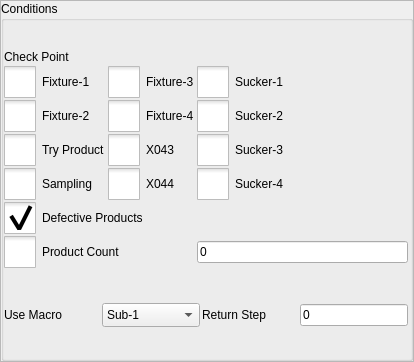
Above: hcinstruction/ichcconditionpage_5.ui from dongdong-2009/3-5AxisRobot before the change. Below: the same form after it.
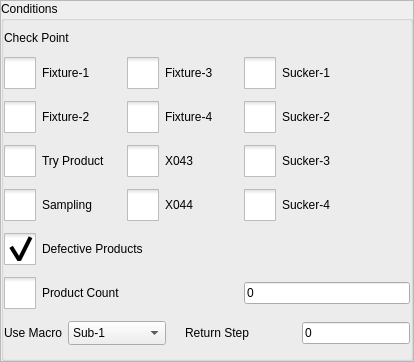
That is the form after the change. Icons and pictures are not drawn. Custom widgets are drawn as their Qt base class.

```diff
--- a/hcinstruction/ichcconditionpage_5.ui
+++ b/hcinstruction/ichcconditionpage_5.ui
@@ -40,7 +40,7 @@
      <property name="title">
       <string>Conditions</string>
      </property>
-     <layout class="QGridLayout" name="gridLayout_2">
+     <layout class="QGridLayout" name="gridLayout">
       <property name="leftMargin">
        <number>0</number>
       </property>
@@ -48,23 +48,31 @@
        <number>0</number>
       </property>
       <property name="rightMargin">
-       <number>2</number>
+       <number>0</number>
       </property>
       <property name="bottomMargin">
        <number>0</number>
       </property>
-      <property name="horizontalSpacing">
+      <property name="verticalSpacing">
        <number>2</number>
       </property>
-      <item row="0" column="0" colspan="4">
-       <layout class="QGridLayout" name="gridLayout">
-        <property name="spacing">
-         <number>2</number>
+      <item row="0" column="0" colspan="2">
+       <widget class="QLabel" name="label">
+        <property name="sizePolicy">
+         <sizepolicy hsizetype="Preferred" vsizetype="Fixed">
+          <horstretch>0</horstretch>
+          <verstretch>0</verstretch>
+         </sizepolicy>
         </property>
-        <item row="1" column="0">
-         <widget class="QCheckBox" name="fixture1Box">
-          <property name="styleSheet">
-           <string notr="true">::indicator {
+        <property name="text">
+         <string>Check Point</string>
+        </property>
+       </widget>
+      </item>
+      <item row="1" column="0" colspan="2">
+       <widget class="QCheckBox" name="fixture1Box">
+        <property name="styleSheet">
+         <string notr="true">::indicator {
      width: 32px;
      height: 32px;
  }
@@ -87,16 +95,16 @@
 {
  image: url(:/resource/check_unchecked_disable.png);
 }</string>
-          </property>
-          <property name="text">
-           <string>Fixture-1</string>
-          </property>
-         </widget>
-        </item>
-        <item row="6" column="0" colspan="2">
-         <widget class="QCheckBox" name="productCountBox">
-          <property name="styleSheet">
-           <string notr="true">::indicator {
+        </property>
+        <property name="text">
+         <string>Fixture-1</string>
+        </property>
+       </widget>
+      </item>
+      <item row="1" column="2" colspan="2">
+       <widget class="QCheckBox" name="fixture3Box">
+        <property name="styleSheet">
+         <string notr="true">::indicator {
      width: 32px;
      height: 32px;
  }
@@ -119,29 +127,16 @@
 {
  image: url(:/resource/check_unchecked_disable.png);
 }</string>
-          </property>
-          <property name="text">
-           <string>Product Count</string>
-          </property>
-         </widget>
-        </item>
-        <item row="0" column="0">
-         <widget class="QLabel" name="label">
-          <property name="sizePolicy">
-           <sizepolicy hsizetype="Preferred" vsizetype="Fixed">
-            <horstretch>0</horstretch>
-            <verstretch>0</verstretch>
-           </sizepolicy>
-          </property>
-          <property name="text">
-           <string>Check Point</string>
-          </property>
-         </widget>
-        </item>
-        <item row="1" column="1">
-         <widget class="QCheckBox" name="fixture3Box">
-          <property name="styleSheet">
-           <string notr="true">::indicator {
+        </property>
+        <property name="text">
+         <string>Fixture-3</string>
+        </property>
+       </widget>
+      </item>
+      <item row="1" column="4" colspan="2">
+       <widget class="QCheckBox" name="sucker1Box">
+        <property name="styleSheet">
+         <string notr="true">::indicator {
      width: 32px;
      height: 32px;
  }
@@ -164,16 +159,16 @@
 {
  image: url(:/resource/check_unchecked_disable.png);
 }</string>
-          </property>
-          <property name="text">
-           <string>Fixture-3</string>
-          </property>
-         </widget>
-        </item>
-        <item row="2" column="2">
-         <widget class="QCheckBox" name="sucker2Box">
-          <property name="styleSheet">
-           <string notr="true">::indicator {
+        </property>
+        <property name="text">
+         <string>Sucker-1</string>
+        </property>
+       </widget>
+      </item>
+      <item row="2" column="0" colspan="2">
+       <widget class="QCheckBox" name="fixture2Box">
+        <property name="styleSheet">
+         <string notr="true">::indicator {
      width: 32px;
      height: 32px;
  }
@@ -196,16 +191,16 @@
 {
  image: url(:/resource/check_unchecked_disable.png);
 }</string>
-          </property>
-          <property name="text">
-           <string>Sucker-2</string>
-          </property>
-         </widget>
-        </item>
-        <item row="2" column="0">
-         <widget class="QCheckBox" name="fixture2Box">
-          <property name="styleSheet">
-           <string notr="true">::indicator {
+        </property>
+        <property name="text">
+         <string>Fixture-2</string>
+        </property>
+       </widget>
+      </item>
+      <item row="2" column="2" colspan="2">
+       <widget class="QCheckBox" name="fixture4Box">
+        <property name="styleSheet">
+         <string notr="true">::indicator {
      width: 32px;
      height: 32px;
  }
@@ -228,23 +223,16 @@
 {
  image: url(:/resource/check_unchecked_disable.png);
 }</string>
-          </property>
-          <property name="text">
-           <string>Fixture-2</string>
-          </property>
-         </widget>
-        </item>
-        <item row="6" column="2">
-         <widget class="ICLineEditWithVirtualNumericKeypad" name="moldCountEdit">
-          <property name="text">
-           <string notr="true">0</string>
-          </property>
-         </widget>
-        </item>
-        <item row="1" column="2">
-         <widget class="QCheckBox" name="sucker1Box">
-          <property name="styleSheet">
-           <string notr="true">::indicator {
+        </property>
+        <property name="text">
+         <string>Fixture-4</string>
+        </property>
+       </widget>
+      </item>
+      <item row="2" column="4" colspan="2">
+       <widget class="QCheckBox" name="sucker2Box">
+        <property name="styleSheet">
+         <string notr="true">::indicator {
      width: 32px;
      height: 32px;
  }
@@ -267,28 +255,16 @@
 {
  image: url(:/resource/check_unchecked_disable.png);
 }</string>
-          </property>
-          <property name="text">
-           <string>Sucker-1</string>
-          </property>
-         </widget>
-        </item>
-        <item row="5" column="0" colspan="3">
-         <widget class="QCheckBox" name="defectiveProductsBox">
-          <property name="sizePolicy">
-           <sizepolicy hsizetype="Fixed" vsizetype="Fixed">
-            <horstretch>0</horstretch>
-            <verstretch>0</verstretch>
-           </sizepolicy>
-          </property>
-          <property name="minimumSize">
-           <size>
-            <width>20</width>
-            <height>0</height>
-           </size>
-          </property>
-          <property name="styleSheet">
-           <string notr="true">::indicator {
+        </property>
+        <property name="text">
+         <string>Sucker-2</string>
+        </property>
+       </widget>
+      </item>
+      <item row="3" column="0" colspan="2">
+       <widget class="QCheckBox" name="tryProductBox">
+        <property name="styleSheet">
+         <string notr="true">::indicator {
      width: 32px;
      height: 32px;
  }
@@ -311,19 +287,16 @@
 {
  image: url(:/resource/check_unchecked_disable.png);
 }</string>
-          </property>
-          <property name="text">
-           <string>Defective Products</string>
-          </property>
-          <property name="checked">
-           <bool>true</bool>
-          </property>
-         </widget>
-        </item>
-        <item row="2" column="1">
-         <widget class="QCheckBox" name="fixture4Box">
-          <property name="styleSheet">
-           <string notr="true">::indicator {
+        </property>
+        <property name="text">
+         <string>Try Product</string>
+        </property>
+       </widget>
+      </item>
+      <item row="3" column="2" colspan="2">
+       <widget class="QCheckBox" name="x043checkBox">
+        <property name="styleSheet">
+         <string notr="true">::indicator {
      width: 32px;
      height: 32px;
  }
@@ -346,16 +319,16 @@
 {
  image: url(:/resource/check_unchecked_disable.png);
 }</string>
-          </property>
-          <property name="text">
-           <string>Fixture-4</string>
-          </property>
-         </widget>
-        </item>
-        <item row="4" column="0">
-         <widget class="QCheckBox" name="samplingBox">
-          <property name="styleSheet">
-           <string notr="true">::indicator {
+        </property>
+        <property name="text">
+         <string>X043</string>
+        </property>
+       </widget>
+      </item>
+      <item row="3" column="4" colspan="2">
+       <widget class="QCheckBox" name="sucker3Box">
+        <property name="styleSheet">
+         <string notr="true">::indicator {
      width: 32px;
      height: 32px;
  }
@@ -378,16 +351,16 @@
 {
  image: url(:/resource/check_unchecked_disable.png);
 }</string>
-          </property>
-          <property name="text">
-           <string>Sampling</string>
-          </property>
-         </widget>
-        </item>
-        <item row="3" column="1">
-         <widget class="QCheckBox" name="x043checkBox">
-          <property name="styleSheet">
-           <string notr="true">::indicator {
+        </property>
+        <property name="text">
+         <string>Sucker-3</string>
+        </property>
+       </widget>
+      </item>
+      <item row="4" column="0" colspan="2">
+       <widget class="QCheckBox" name="samplingBox">
+        <property name="styleSheet">
+         <string notr="true">::indicator {
      width: 32px;
      height: 32px;
  }
@@ -410,16 +383,16 @@
 {
  image: url(:/resource/check_unchecked_disable.png);
 }</string>
-          </property>
-          <property name="text">
-           <string>X043</string>
-          </property>
-         </widget>
-        </item>
-        <item row="4" column="1">
-         <widget class="QCheckBox" name="x044checkBox">
-          <property name="styleSheet">
-           <string notr="true">::indicator {
+        </property>
+        <property name="text">
+         <string>Sampling</string>
+        </property>
+       </widget>
+      </item>
+      <item row="4" column="2" colspan="2">
+       <widget class="QCheckBox" name="x044checkBox">
+        <property name="styleSheet">
+         <string notr="true">::indicator {
      width: 32px;
      height: 32px;
  }
@@ -442,16 +415,16 @@
 {
  image: url(:/resource/check_unchecked_disable.png);
 }</string>
-          </property>
-          <property name="text">
-           <string>X044</string>
-          </property>
-         </widget>
-        </item>
-        <item row="3" column="2">
-         <widget class="QCheckBox" name="sucker3Box">
-          <property name="styleSheet">
-           <string notr="true">::indicator {
+        </property>
+        <property name="text">
+         <string>X044</string>
+        </property>
+       </widget>
+      </item>
+      <item row="4" column="4" colspan="2">
+       <widget class="QCheckBox" name="sucker4Box">
+        <property name="styleSheet">
+         <string notr="true">::indicator {
      width: 32px;
      height: 32px;
  }
@@ -474,16 +447,16 @@
 {
  image: url(:/resource/check_unchecked_disable.png);
 }</string>
-          </property>
-          <property name="text">
-           <string>Sucker-3</string>
-          </property>
-         </widget>
-        </item>
-        <item row="4" column="2">
-         <widget class="QCheckBox" name="sucker4Box">
-          <property name="styleSheet">
-           <string notr="true">::indicator {
+        </property>
+        <property name="text">
+         <string>Sucker-4</string>
+        </property>
+       </widget>
+      </item>
+      <item row="6" column="0" colspan="3">
+       <widget class="QCheckBox" name="productCountBox">
+        <property name="styleSheet">
+         <string notr="true">::indicator {
      width: 32px;
      height: 32px;
  }
@@ -506,54 +479,27 @@
 {
  image: url(:/resource/check_unchecked_disable.png);
 }</string>
-          </property>
-          <property name="text">
-           <string>Sucker-4</string>
-          </property>
-         </widget>
-        </item>
-        <item row="3" column="0">
-         <widget class="QCheckBox" name="tryProductBox">
-          <property name="styleSheet">
-           <string notr="true">::indicator {
-     width: 32px;
-     height: 32px;
- }
-
-::indicator:unchecked 
-{
-     image: url(:/resource/check_unchecked.png);
- }
-::indicator:checked 
-{
-     image: url(:/resource/check_checked.png);
- }
-
-QRadioButton::indicator:checked:disabled
-{
- image: url(:/resource/check_checked_disable.png);
-}
-
-QRadioButton::indicator:unchecked:disabled
-{
- image: url(:/resource/check_unchecked_disable.png);
-}</string>
-          </property>
-          <property name="text">
-           <string>Try Product</string>
-          </property>
-         </widget>
-        </item>
-       </layout>
+        </property>
+        <property name="text">
+         <string>Product Count</string>
+        </property>
+       </widget>
       </item>
-      <item row="1" column="0">
+      <item row="6" column="4" colspan="2">
+       <widget class="ICLineEditWithVirtualNumericKeypad" name="moldCountEdit">
+        <property name="text">
+         <string notr="true">0</string>
+        </property>
+       </widget>
+      </item>
+      <item row="7" column="0">
        <widget class="QLabel" name="label_2">
         <property name="text">
          <string>Use Macro</string>
         </property>
        </widget>
       </item>
-      <item row="1" column="1">
+      <item row="7" column="1" colspan="2">
        <widget class="ICComboBox" name="subComboBox">
         <property name="enabled">
          <bool>true</bool>
@@ -615,14 +561,14 @@
         </item>
        </widget>
       </item>
-      <item row="1" column="2">
+      <item row="7" column="3" colspan="2">
        <widget class="QLabel" name="label_3">
         <property name="text">
          <string>Return Step</string>
         </property>
        </widget>
       </item>
-      <item row="1" column="3">
+      <item row="7" column="5">
        <widget class="ICLineEditWithVirtualNumericKeypad" name="returnLineEdit">
         <property name="sizePolicy">
          <sizepolicy hsizetype="Fixed" vsizetype="Fixed">
@@ -635,6 +581,53 @@
         </property>
        </widget>
       </item>
+      <item row="5" column="0" colspan="4">
+       <widget class="QCheckBox" name="defectiveProductsBox">
+        <property name="sizePolicy">
+         <sizepolicy hsizetype="Fixed" vsizetype="Fixed">
+          <horstretch>0</horstretch>
+          <verstretch>0</verstretch>
+         </sizepolicy>
+        </property>
+        <property name="minimumSize">
+         <size>
+          <width>20</width>
+          <height>0</height>
+         </size>
+        </property>
+        <property name="styleSheet">
+         <string notr="true">::indicator {
+     width: 32px;
+     height: 32px;
+ }
+
+::indicator:unchecked 
+{
+     image: url(:/resource/check_unchecked.png);
+ }
+::indicator:checked 
+{
+     image: url(:/resource/check_checked.png);
+ }
+
+QRadioButton::indicator:checked:disabled
+{
+ image: url(:/resource/check_checked_disable.png);
+}
+
+QRadioButton::indicator:unchecked:disabled
+{
+ image: url(:/resource/check_unchecked_disable.png);
+}</string>
+        </property>
+        <property name="text">
+         <string>Defective Products</string>
+        </property>
+        <property name="checked">
+         <bool>true</bool>
+        </property>
+       </widget>
+      </item>
      </layout>
     </widget>
    </item>
```
